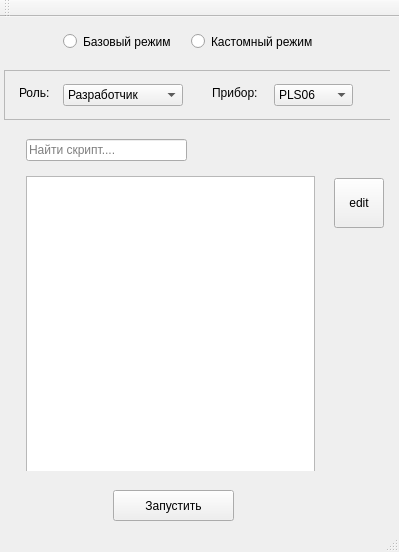
Above: GUIproto/mainwindow.ui from MicranDIIS/script_storage before the change. Below: the same form after it.
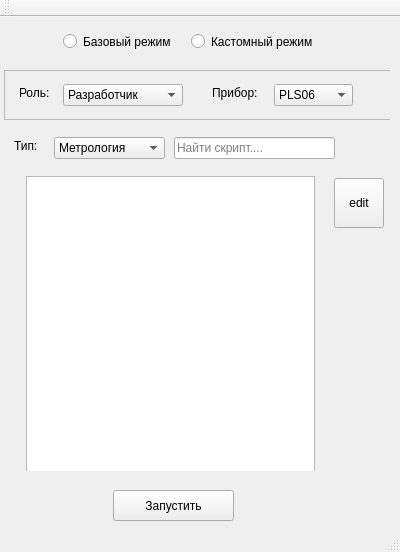
That is the form after the change.

Commit message: перекодировка + поменяла шаблон главного окна + сообщение о не загруженном конфиге для пользователя

```diff
--- a/GUIproto/mainwindow.ui
+++ b/GUIproto/mainwindow.ui
@@ -6,7 +6,7 @@
    <rect>
     <x>0</x>
     <y>0</y>
-    <width>399</width>
+    <width>400</width>
     <height>552</height>
    </rect>
   </property>
@@ -252,8 +252,8 @@
        <widget class="QLineEdit" name="lineEdit">
         <property name="geometry">
          <rect>
-          <x>22</x>
-          <y>12</y>
+          <x>170</x>
+          <y>10</y>
           <width>161</width>
           <height>22</height>
          </rect>
@@ -262,6 +262,44 @@
          <string>Найти скрипт....</string>
         </property>
        </widget>
+       <widget class="QComboBox" name="sComboBox">
+        <property name="geometry">
+         <rect>
+          <x>50</x>
+          <y>10</y>
+          <width>111</width>
+          <height>22</height>
+         </rect>
+        </property>
+        <property name="sizePolicy">
+         <sizepolicy hsizetype="Expanding" vsizetype="Fixed">
+          <horstretch>0</horstretch>
+          <verstretch>0</verstretch>
+         </sizepolicy>
+        </property>
+        <item>
+         <property name="text">
+          <string>Метрология</string>
+         </property>
+        </item>
+       </widget>
+       <widget class="QLabel" name="sLabel">
+        <property name="geometry">
+         <rect>
+          <x>10</x>
+          <y>10</y>
+          <width>55</width>
+          <height>18</height>
+         </rect>
+        </property>
+        <property name="text">
+         <string>&lt;!DOCTYPE HTML PUBLIC &quot;-//W3C//DTD HTML 4.0//EN&quot; &quot;http://www.w3.org/TR/REC-html40/strict.dtd&quot;&gt;
+&lt;html&gt;&lt;head&gt;&lt;meta name=&quot;qrichtext&quot; content=&quot;1&quot; /&gt;&lt;style type=&quot;text/css&quot;&gt;
+p, li { white-space: pre-wrap; }
+&lt;/style&gt;&lt;/head&gt;&lt;body style=&quot; font-family:'MS Shell Dlg 2'; font-size:7.5pt; font-weight:400; font-style:normal;&quot;&gt;
+&lt;p style=&quot; margin-top:0px; margin-bottom:0px; margin-left:0px; margin-right:0px; -qt-block-indent:0; text-indent:0px;&quot;&gt;&lt;span style=&quot; font-size:9pt;&quot;&gt;Тип:&lt;/span&gt;&lt;/p&gt;&lt;/body&gt;&lt;/html&gt;</string>
+        </property>
+       </widget>
       </widget>
       <widget class="QFrame" name="topFrameRandD">
        <property name="geometry">
```
Left out of the diff: 16 changed lines with no effect on the pictures. The commit also changes 3 other files.
